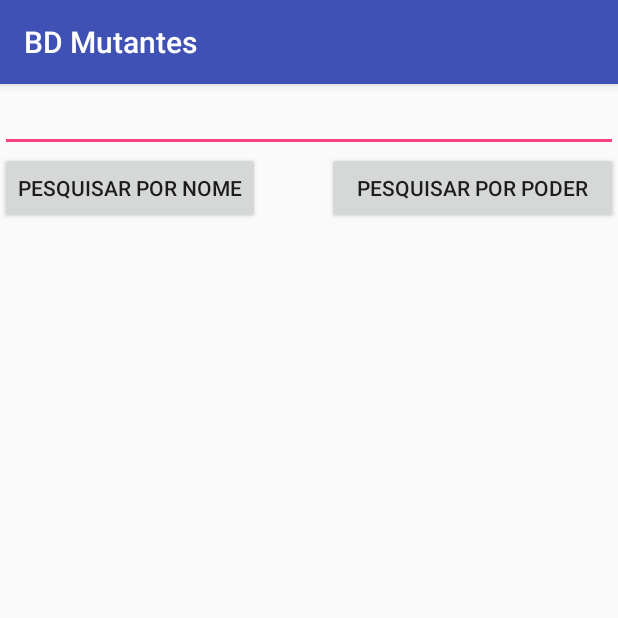
After one commit to itaayp/BD-Mutantes, an Android app: the BuscarActivity screen opened directly, with no data from a screen before it, on a phone screen of 412 x 824 dp, the top half of it. The commit adds this screen. Run offline under Robolectric (Android 15) with nearby library versions, the phone set to English and light mode, and no system bars.

Commit message:
Funcao de busca criada e atualizacoes no bd

```diff
--- a/app/src/main/AndroidManifest.xml
+++ b/app/src/main/AndroidManifest.xml
@@ -23,7 +23,8 @@
             android:label="main screen" />
         <activity android:name=".CadastroActivity" />
         <activity android:name=".ListarTodosActivity" />
-        <activity android:name=".NovoEdicaoActivity"></activity>
+        <activity android:name=".NovoEdicaoActivity" />
+        <activity android:name=".BuscarActivity"></activity>
     </application>
 
 </manifest>
--- a/app/src/main/java/com/example/android/bdmutantes/CadastroActivity.java
+++ b/app/src/main/java/com/example/android/bdmutantes/CadastroActivity.java
@@ -1,7 +1,9 @@
 package com.example.android.bdmutantes;
 
+import android.content.Intent;
 import android.support.v7.app.AppCompatActivity;
 import android.os.Bundle;
+import android.view.View;
 import android.widget.EditText;
 
 public class CadastroActivity extends AppCompatActivity {
--- a/app/src/main/java/com/example/android/bdmutantes/DashboardActivity.java
+++ b/app/src/main/java/com/example/android/bdmutantes/DashboardActivity.java
@@ -42,4 +42,9 @@ public class DashboardActivity extends AppCompatActivity {
         Intent intent = new Intent(this, ListarTodosActivity.class);
         startActivity(intent);
     }
+
+    public void openBuscarActivity(View view){
+        Intent tela = new Intent(getApplicationContext(), BuscarActivity.class);
+        startActivity(tela);
+    }
 }
--- a/app/src/main/java/com/example/android/bdmutantes/ListarTodosActivity.java
+++ b/app/src/main/java/com/example/android/bdmutantes/ListarTodosActivity.java
@@ -11,6 +11,7 @@ import java.util.ArrayList;
 import java.util.List;
 
 public class ListarTodosActivity extends ListActivity {
+    private MeuOpenHelper openHelper;
     private BancoDeDados db;
     private List<Mutante> mutantes = new ArrayList<Mutante>();
     private MutantesAdapter mutantesAdapter;
@@ -33,7 +34,7 @@ public class ListarTodosActivity extends ListActivity {
         if (cursor.moveToFirst()) {
             do {
                 Mutante m = new Mutante();
-                m.nome = cursor.getString(cursor.getColumnIndex(BancoDeDados.KEY_NOME));
+                m.nome = cursor.getString(cursor.getColumnIndex(openHelper.KEY_NOME));
                 mutantes.add(m);
             } while (cursor.moveToNext());
         }
--- /dev/null
+++ b/app/src/main/res/layout/activity_buscar.xml
@@ -0,0 +1,47 @@
+<?xml version="1.0" encoding="utf-8"?>
+<RelativeLayout xmlns:android="http://schemas.android.com/apk/res/android"
+    xmlns:app="http://schemas.android.com/apk/res-auto"
+    xmlns:tools="http://schemas.android.com/tools"
+    android:layout_width="match_parent"
+    android:layout_height="match_parent"
+    android:id="@android:id/list"
+    tools:context=".BuscarActivity"
+    android:orientation="vertical">
+
+    <EditText
+        android:id="@+id/input"
+        android:layout_width="match_parent"
+        android:layout_height="wrap_content"
+        android:layout_alignParentLeft="true"
+        android:layout_alignParentTop="true"
+        android:ems="10">
+
+        <requestFocus />
+    </EditText>
+
+    <Button
+        android:id="@+id/btnHabilidade"
+        android:layout_width="194dp"
+        android:layout_height="wrap_content"
+        android:layout_alignBaseline="@+id/btnNome"
+        android:layout_alignParentEnd="true"
+        android:onClick="pesquisarHabilidade"
+        android:text="Pesquisar por poder" />
+
+    <ListView
+        android:id="@+id/list"
+        android:layout_width="match_parent"
+        android:layout_height="383dp"
+        android:layout_alignParentBottom="true"
+        android:layout_alignParentStart="true"
+        android:layout_marginBottom="21dp"></ListView>
+
+    <Button
+        android:id="@+id/btnNome"
+        android:layout_width="wrap_content"
+        android:layout_height="wrap_content"
+        android:layout_alignParentStart="true"
+        android:layout_below="@+id/input"
+        android:onClick="pesquisarNome"
+        android:text="Pesquisar por nome" />
+</RelativeLayout>
--- a/app/src/main/res/layout/activity_dashboard.xml
+++ b/app/src/main/res/layout/activity_dashboard.xml
@@ -37,6 +37,7 @@
         android:layout_alignParentBottom="true"
         android:layout_alignStart="@+id/btnNovoMutante"
         android:layout_marginBottom="144dp"
+        android:onClick="openBuscarActivity"
         android:text="Pesquisar Mutantes"
         tools:layout_editor_absoluteX="16dp"
         tools:layout_editor_absoluteY="304dp" />
```
Also changed, not shown: app/src/main/java/com/example/android/bdmutantes/BancoDeDados.java (+85 -33 lines), app/src/main/java/com/example/android/bdmutantes/BuscarActivity.java (added, +78 -0 lines), app/src/main/java/com/example/android/bdmutantes/MeuOpenHelper.java (added, +49 -0 lines), app/src/main/java/com/example/android/bdmutantes/Mutante.java (+23 -0 lines), app/src/main/res/layout/activity_cadastro.xml (+19 -0 lines).
